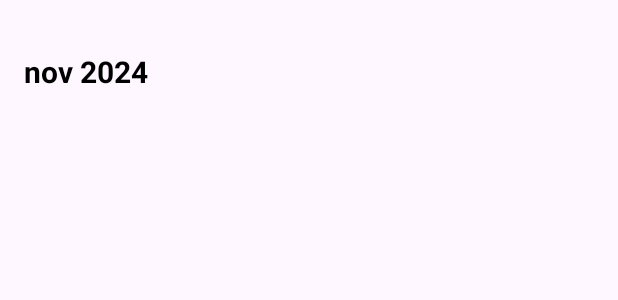
After one commit to arifbaust10/Attandance-App, an Android app: the layout sheet_list.xml on its own in the app's theme, with its tools: preview values and no code run, on a phone screen of 412 x 824 dp. The commit adds this screen. Shown: the top 300 px of the screen. Run offline under Robolectric (Android 15) with nearby library versions, the phone set to English and light mode, and no system bars.

Commit message:
11 commit

```diff
--- a/app/build.gradle
+++ b/app/build.gradle
@@ -34,6 +34,7 @@ dependencies {
     implementation libs.material
     implementation libs.activity
     implementation libs.constraintlayout
+    implementation libs.media3.common
     testImplementation libs.junit
     androidTestImplementation libs.ext.junit
     androidTestImplementation libs.espresso.core
--- a/app/src/main/AndroidManifest.xml
+++ b/app/src/main/AndroidManifest.xml
@@ -13,6 +13,9 @@
         android:theme="@style/Theme.AttandanceApp"
         tools:targetApi="31">
         <activity
+            android:name=".SheetListActivity"
+            android:exported="false" />
+        <activity
             android:name=".StudentActivity"
             android:exported="false" />
         <activity
--- /dev/null
+++ b/app/src/main/res/layout/sheet_list.xml
@@ -0,0 +1,21 @@
+<?xml version="1.0" encoding="utf-8"?>
+<LinearLayout xmlns:android="http://schemas.android.com/apk/res/android"
+    android:orientation="vertical"
+    android:layout_width="match_parent"
+    android:padding="16dp"
+    android:layout_height="96dp"
+    android:gravity="center_vertical"
+    >
+
+    <TextView
+        android:id="@+id/date_list_item"
+        android:layout_width="match_parent"
+        android:layout_height="wrap_content"
+        android:text="nov 2024"
+        android:textColor="@android:color/black"
+        android:textSize="20dp"
+        android:textStyle="bold"
+        />
+
+
+</LinearLayout>
--- a/app/src/main/res/menu/student_menu.xml
+++ b/app/src/main/res/menu/student_menu.xml
@@ -10,5 +10,9 @@
         android:id="@+id/show_Calendar"
         android:title="Change Date"
         />
+    <item
+        android:id="@+id/show_attandance_sheet"
+        android:title="Attendance Sheet"
+        />
 
 </menu>
--- a/gradle/libs.versions.toml
+++ b/gradle/libs.versions.toml
@@ -7,6 +7,7 @@ appcompat = "1.7.0"
 material = "1.12.0"
 activity = "1.9.1"
 constraintlayout = "2.1.4"
+media3Common = "1.4.1"
 
 [libraries]
 junit = { group = "junit", name = "junit", version.ref = "junit" }
@@ -16,6 +17,7 @@ appcompat = { group = "androidx.appcompat", name = "appcompat", version.ref = "a
 material = { group = "com.google.android.material", name = "material", version.ref = "material" }
 activity = { group = "androidx.activity", name = "activity", version.ref = "activity" }
 constraintlayout = { group = "androidx.constraintlayout", name = "constraintlayout", version.ref = "constraintlayout" }
+media3-common = { group = "androidx.media3", name = "media3-common", version.ref = "media3Common" }
 
 [plugins]
 android-application = { id = "com.android.application", version.ref = "agp" }
```
Also changed, not shown: app/src/main/java/com/example/attandanceapp/DbHelper.java (+14 -4 lines), app/src/main/java/com/example/attandanceapp/MainActivity.java (+7 -4 lines), app/src/main/java/com/example/attandanceapp/SheetListActivity.java (added, +54 -0 lines), app/src/main/java/com/example/attandanceapp/StudentActivity.java (+13 -1 lines), app/src/main/res/layout/activity_sheet_list.xml (added, +20 -0 lines).
